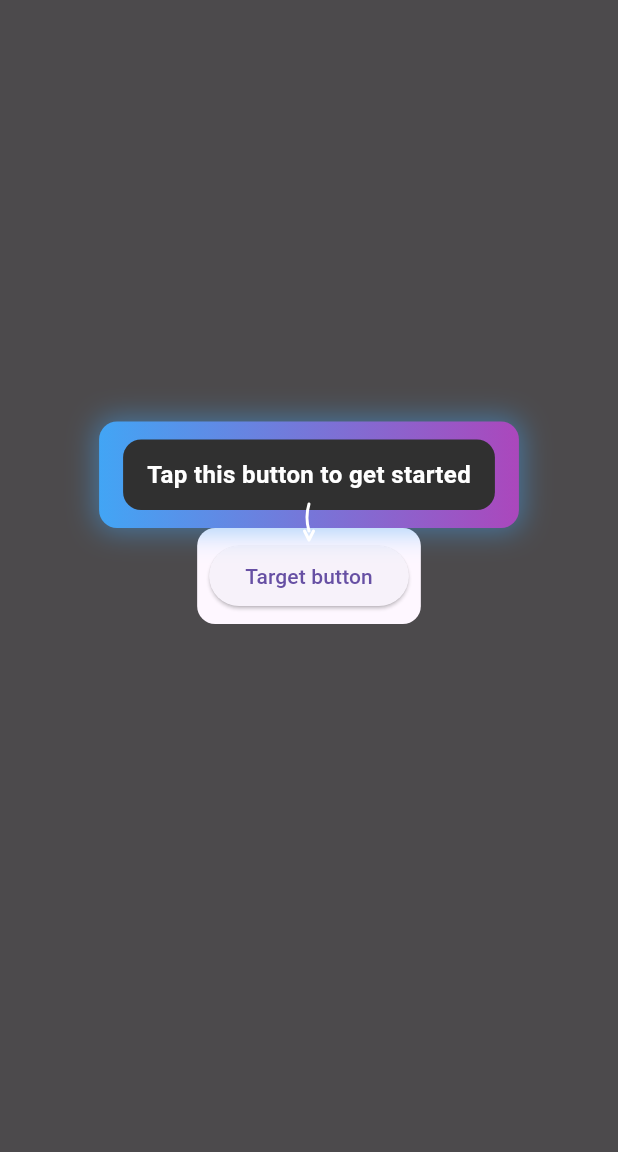
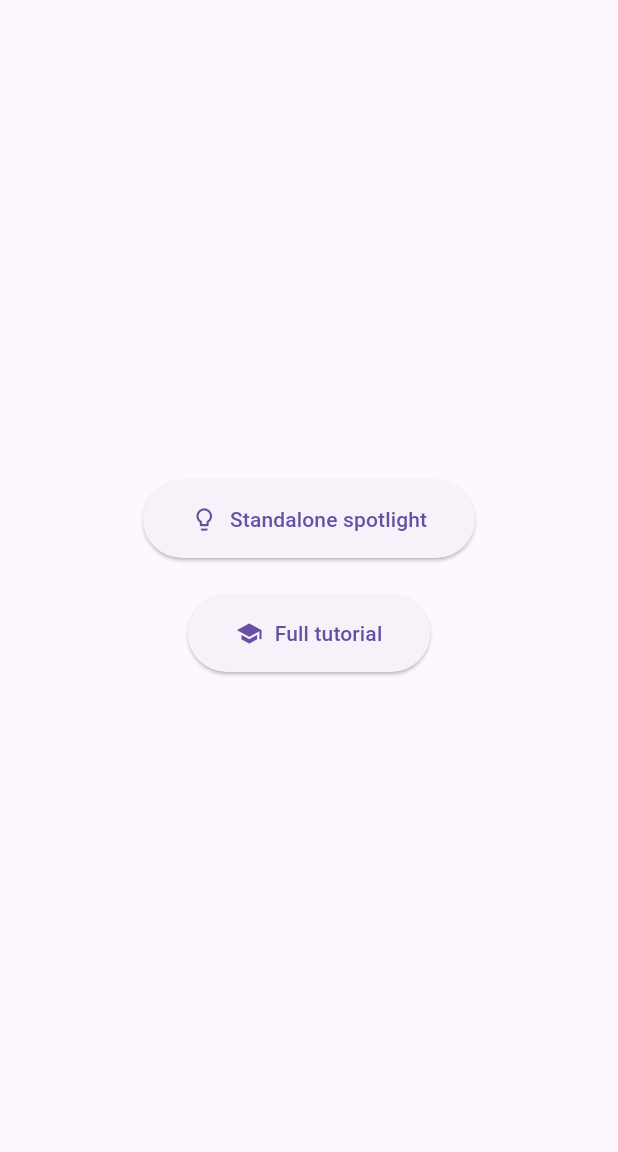
Before and after one commit to ondrahracek/tutorial-bubbles, a Flutter app: the screen it shows after launch, on a phone screen of 412 x 824 dp, the part 84-1236 px from its top. Run offline on Flutter 3.47's test engine with Material 3 defaults, Android fonts, the phone set to English and light mode, and no system bars; our stand-ins replace shared_preferences.

Commit message:
chore: update .gitignore and README for tutorial_bubbles example
- Added coverage and plugin-related entries to .gitignore.
- Expanded README to include detailed features, usage examples, and installation instructions for the tutorial_bubbles package.
- Created initial structure for the example app, including necessary Android and iOS files.

```diff
--- a/example/lib/main.dart
+++ b/example/lib/main.dart
@@ -1,108 +1,137 @@
 import 'package:flutter/material.dart';
 import 'package:tutorial_bubbles/tutorial_bubbles.dart';
+
+import 'standalone_demo.dart';
+import 'tutorial_demo.dart';
 
 void main() {
   runApp(const TutorialBubblesExampleApp());
 }
 
-class TutorialBubblesExampleApp extends StatelessWidget {
+class TutorialBubblesExampleApp extends StatefulWidget {
   const TutorialBubblesExampleApp({super.key});
 
   @override
+  State<TutorialBubblesExampleApp> createState() =>
+      _TutorialBubblesExampleAppState();
+}
+
+class _TutorialBubblesExampleAppState extends State<TutorialBubblesExampleApp> {
+  final GlobalKey<ScaffoldMessengerState> _scaffoldKey =
+      GlobalKey<ScaffoldMessengerState>();
+  late final TutorialKeys _tutorialKeys;
+  late final TutorialEngineController _tutorialController;
+
+  @override
+  void initState() {
+    super.initState();
+    _tutorialKeys = TutorialKeys();
+    _tutorialController = createTutorialController(_tutorialKeys);
+  }
+
+  void _onTutorialComplete(TutorialCompletionReason reason) {
+    final message = reason == TutorialCompletionReason.completed
+        ? 'Tutorial completed!'
+        : reason == TutorialCompletionReason.skipped
+            ? 'Tutorial skipped'
+            : 'Tutorial finished';
+    _scaffoldKey.currentState?.showSnackBar(
+      SnackBar(content: Text(message)),
+    );
+  }
+
+  @override
   Widget build(BuildContext context) {
-    return const MaterialApp(
+    return MaterialApp(
+      scaffoldMessengerKey: _scaffoldKey,
       title: 'Tutorial Bubbles Example',
-      home: _TutorialBubbleDemoPage(),
+      builder: (context, child) {
+        return TutorialEngine(
+          controller: _tutorialController,
+          advanceOnBubbleTap: true,
+          advanceOnOverlayTap: true,
+          persistenceId: 'example_onboarding',
+          checkpointSteps: const {2, 4},
+          globalVisuals: const TutorialVisuals(
+            bubbleBackgroundColor: Color(0xFF303030),
+            overlayColor: Color(0xB3000000),
+          ),
+          onComplete: _onTutorialComplete,
+          child: TutorialScope(
+            controller: _tutorialController,
+            keys: _tutorialKeys,
+            child: child ?? const SizedBox.shrink(),
+          ),
+        );
+      },
+      initialRoute: '/',
+      routes: {
+        '/': (context) => _HomePage(
+              onStandalone: () =>
+                  Navigator.of(context).pushNamed<void>('/standalone'),
+              onFullTutorial: () {
+                _tutorialController.start();
+                Navigator.of(context).pushNamed<void>('/tutorial');
+              },
+            ),
+        '/standalone': (context) => const StandaloneDemoPage(),
+        '/tutorial': (context) => const TutorialFlowHomePage(),
+      },
+      onGenerateRoute: (settings) {
+        if (settings.name == '/tutorial/details') {
+          return MaterialPageRoute<void>(
+            builder: (context) => const TutorialFlowDetailsPage(),
+            settings: settings,
+          );
+        }
+        return null;
+      },
     );
   }
 }
 
-class _TutorialBubbleDemoPage extends StatefulWidget {
-  const _TutorialBubbleDemoPage();
+class _HomePage extends StatelessWidget {
+  const _HomePage({
+    required this.onStandalone,
+    required this.onFullTutorial,
+  });
 
-  @override
-  State<_TutorialBubbleDemoPage> createState() =>
-      _TutorialBubbleDemoPageState();
-}
-
-class _TutorialBubbleDemoPageState extends State<_TutorialBubbleDemoPage> {
-  final GlobalKey _targetKey = GlobalKey();
-  final GlobalKey _overlayKey = GlobalKey();
-
-  Rect? _targetRect;
-
-  @override
-  void initState() {
-    super.initState();
-    WidgetsBinding.instance.addPostFrameCallback((_) => _updateTargetRect());
-  }
-
-  void _updateTargetRect() {
-    final targetContext = _targetKey.currentContext;
-    final overlayContext = _overlayKey.currentContext;
-
-    if (targetContext == null || overlayContext == null) {
-      return;
-    }
-
-    final targetBox = targetContext.findRenderObject() as RenderBox?;
-    final overlayBox = overlayContext.findRenderObject() as RenderBox?;
-
-    if (targetBox == null || overlayBox == null) {
-      return;
-    }
-
-    final topLeft =
-        targetBox.localToGlobal(Offset.zero, ancestor: overlayBox);
-    final size = targetBox.size;
-
-    setState(() {
-      _targetRect = topLeft & size;
-    });
-  }
+  final VoidCallback onStandalone;
+  final VoidCallback onFullTutorial;
 
   @override
   Widget build(BuildContext context) {
     return Scaffold(
-      appBar: AppBar(
-        title: const Text('Tutorial Bubbles Example'),
-      ),
-      body: LayoutBuilder(
-        builder: (context, constraints) {
-          return Stack(
-            key: _overlayKey,
-            children: [
-              Center(
-                child: ElevatedButton(
-                  key: _targetKey,
-                  onPressed: () {},
-                  child: const Text('Target button'),
+      appBar: AppBar(title: const Text('Tutorial Bubbles Example')),
+      body: Center(
+        child: Column(
+          mainAxisAlignment: MainAxisAlignment.center,
+          children: [
+            ElevatedButton.icon(
+              onPressed: onStandalone,
+              icon: const Icon(Icons.lightbulb_outline),
+              label: const Text('Standalone spotlight'),
+              style: ElevatedButton.styleFrom(
+                padding: const EdgeInsets.symmetric(
+                  horizontal: 32,
+                  vertical: 16,
                 ),
               ),
-              if (_targetRect != null)
-                Positioned.fill(
-                  child: TutorialBubbleOverlay(
-                    targetRect: _targetRect!,
-                    preferredSide: TutorialBubbleSide.top,
-                    bubbleHaloEnabled: true,
-                    bubbleHaloColor: const Color(0x8042A5F5),
-                    backgroundGradient: const LinearGradient(
-                      colors: <Color>[
-                        Color(0xFF42A5F5),
-                        Color(0xFFAB47BC),
-                      ],
-                    ),
-                    child: const TutorialTextBubble(
-                      text: 'Tap this button to get started',
-                      textColor: Colors.white,
-                      fontSize: 16,
-                      fontWeight: FontWeight.w600,
-                    ),
-                  ),
+            ),
+            const SizedBox(height: 24),
+            ElevatedButton.icon(
+              onPressed: onFullTutorial,
+              icon: const Icon(Icons.school),
+              label: const Text('Full tutorial'),
+              style: ElevatedButton.styleFrom(
+                padding: const EdgeInsets.symmetric(
+                  horizontal: 32,
+                  vertical: 16,
                 ),
-            ],
-          );
-        },
+              ),
+            ),
+          ],
+        ),
       ),
     );
   }
--- /dev/null
+++ b/example/lib/tutorial_demo.dart
@@ -0,0 +1,252 @@
+import 'package:flutter/material.dart';
+import 'package:tutorial_bubbles/tutorial_bubbles.dart';
+
+/// Keys for tutorial steps. Created once and shared across routes.
+class TutorialKeys {
+  TutorialKeys()
+      : step0 = GlobalKey(),
+        step1 = GlobalKey(),
+        step2 = GlobalKey(),
+        step3 = GlobalKey(),
+        step4 = GlobalKey(),
+        step5 = GlobalKey();
+
+  final GlobalKey step0;
+  final GlobalKey step1;
+  final GlobalKey step2;
+  final GlobalKey step3;
+  final GlobalKey step4;
+  final GlobalKey step5;
+}
+
+/// Creates the tutorial controller with steps spanning home and details screens.
+TutorialEngineController createTutorialController(TutorialKeys keys) {
+  return TutorialEngineController(
+    steps: [
+      TutorialStep(
+        targetKey: keys.step0,
+        bubbleBuilder: (context) => const TutorialTextBubble(
+          text: 'Tap here to start the tutorial flow',
+          textColor: Colors.white,
+          fontSize: 16,
+        ),
+      ),
+      TutorialStep(
+        targetKey: keys.step1,
+        bubbleBuilder: (context) => const TutorialTextBubble(
+          text: 'This uses a solid color (global default)',
+          textColor: Colors.white,
+          fontSize: 16,
+        ),
+      ),
+      TutorialStep(
+        targetKey: keys.step2,
+        bubbleBuilder: (context) => const TutorialTextBubble(
+          text: 'Tap to go to the next screen — the tutorial follows',
+          textColor: Colors.white,
+          fontSize: 16,
+        ),
+        visuals: const TutorialVisuals(
+          bubbleBackgroundGradient: LinearGradient(
+            colors: [Color(0xFF42A5F5), Color(0xFFAB47BC)],
+          ),
+          bubbleHaloEnabled: true,
+        ),
+      ),
+      TutorialStep(
+        targetKey: keys.step3,
+        bubbleBuilder: (context) => const TutorialTextBubble(
+          text: 'You navigated! The overlay spans multiple screens',
+          textColor: Colors.white,
+          fontSize: 16,
+        ),
+        visuals: const TutorialVisuals(
+          bubbleBackgroundColor: Color(0xFF2E7D32),
+          targetHaloEnabled: true,
+        ),
+      ),
+      TutorialStep(
+        targetKey: keys.step4,
+        bubbleBuilder: (context) => const TutorialTextBubble(
+          text: 'Per-step override: arrow disabled for this step',
+          textColor: Colors.white,
+          fontSize: 16,
+        ),
+        visuals: const TutorialVisuals(
+          arrowEnabled: false,
+          bubbleBackgroundColor: Color(0xFF6A1B9A),
+        ),
+      ),
+      TutorialStep(
+        targetKey: keys.step5,
+        bubbleBuilder: (context) => const TutorialTextBubble(
+          text: 'Final step! Tap target or use Skip/Finish below',
+          textColor: Colors.white,
+          fontSize: 16,
+        ),
+      ),
+    ],
+  );
+}
+
+/// Home screen for the full tutorial flow. Steps 0–2 target widgets here.
+class TutorialFlowHomePage extends StatelessWidget {
+  const TutorialFlowHomePage({super.key});
+
+  void _onGoToDetails(BuildContext context, TutorialEngineController controller) {
+    Navigator.of(context).pushNamed<void>('/tutorial/details');
+    controller.advance();
+  }
+
+  @override
+  Widget build(BuildContext context) {
+    final scope = TutorialScope.of(context);
+    final controller = scope.controller;
+    final keys = scope.keys;
+
+    return Scaffold(
+      appBar: AppBar(
+        title: const Text('Full Tutorial'),
+        actions: const [TutorialControlBar()],
+      ),
+      body: Center(
+        child: Column(
+          mainAxisAlignment: MainAxisAlignment.center,
+          children: [
+            ElevatedButton(
+              key: keys.step0,
+              onPressed: () => controller.advance(),
+              child: const Text('Start tutorial'),
+            ),
+            const SizedBox(height: 24),
+            ElevatedButton(
+              key: keys.step1,
+              onPressed: () => controller.advance(),
+              child: const Text('Settings'),
+            ),
+            const SizedBox(height: 24),
+            ElevatedButton(
+              key: keys.step2,
+              onPressed: () => _onGoToDetails(context, controller),
+              child: const Text('Go to details'),
+            ),
+          ],
+        ),
+      ),
+    );
+  }
+}
+
+/// Details screen. Steps 3–5 target widgets here.
+class TutorialFlowDetailsPage extends StatelessWidget {
+  const TutorialFlowDetailsPage({super.key});
+
+  @override
+  Widget build(BuildContext context) {
+    final keys = TutorialScope.of(context).keys;
+
+    return Scaffold(
+      appBar: AppBar(
+        title: const Text('Details'),
+        actions: const [TutorialControlBar()],
+      ),
+      body: Center(
+        child: Column(
+          mainAxisAlignment: MainAxisAlignment.center,
+          children: [
+            SizedBox(
+              key: keys.step3,
+              height: 48,
+              child: const Center(child: Text('Step 3 target')),
+            ),
+            const SizedBox(height: 24),
+            Container(
+              key: keys.step4,
+              padding: const EdgeInsets.all(16),
+              decoration: BoxDecoration(
+                color: Colors.amber.shade100,
+                borderRadius: BorderRadius.circular(8),
+              ),
+              child: const Text('Step 4 target'),
+            ),
+            const SizedBox(height: 24),
+            ElevatedButton(
+              key: keys.step5,
+              onPressed: () => TutorialScope.of(context).controller.advance(),
+              child: const Text('Done'),
+            ),
+          ],
+        ),
+      ),
+    );
+  }
+}
+
+/// Control bar for Skip, Back, Finish. Uses controller from [TutorialScope].
+class TutorialControlBar extends StatelessWidget {
+  const TutorialControlBar({super.key});
+
+  @override
+  Widget build(BuildContext context) {
+    final controller = TutorialScope.of(context).controller;
+    return ValueListenableBuilder<bool>(
+      valueListenable: controller.isFinishedListenable,
+      builder: (context, isFinished, _) {
+        if (isFinished) return const SizedBox.shrink();
+        return ValueListenableBuilder<int>(
+          valueListenable: controller.currentIndexListenable,
+          builder: (context, index, _) {
+            return Padding(
+              padding: const EdgeInsets.only(right: 8),
+              child: Row(
+                mainAxisSize: MainAxisSize.min,
+                children: [
+                  Text(
+                    '${index + 1}/${controller.totalSteps}',
+                    style: Theme.of(context).textTheme.bodySmall,
+                  ),
+                  const SizedBox(width: 8),
+                  TextButton(
+                    onPressed: index > 0 ? controller.goBack : null,
+                    child: const Text('Back'),
+                  ),
+                  TextButton(
+                    onPressed: controller.skip,
+                    child: const Text('Skip'),
+                  ),
+                  TextButton(
+                    onPressed: controller.finish,
+                    child: const Text('Finish'),
+                  ),
+                ],
+              ),
+            );
+          },
+        );
+      },
+    );
+  }
+}
+
+/// InheritedWidget to provide the tutorial controller and keys.
+class TutorialScope extends InheritedWidget {
+  const TutorialScope({
+    super.key,
+    required this.controller,
+    required this.keys,
+    required super.child,
+  });
+
+  final TutorialEngineController controller;
+  final TutorialKeys keys;
+
+  static TutorialScope of(BuildContext context) {
+    final scope = context.dependOnInheritedWidgetOfExactType<TutorialScope>();
+    assert(scope != null);
+    return scope!;
+  }
+
+  @override
+  bool updateShouldNotify(TutorialScope old) =>
+      controller != old.controller || keys != old.keys;
+}
```
Also changed, not shown: example/lib/standalone_demo.dart (added, +86 -0 lines), 64 other files.
